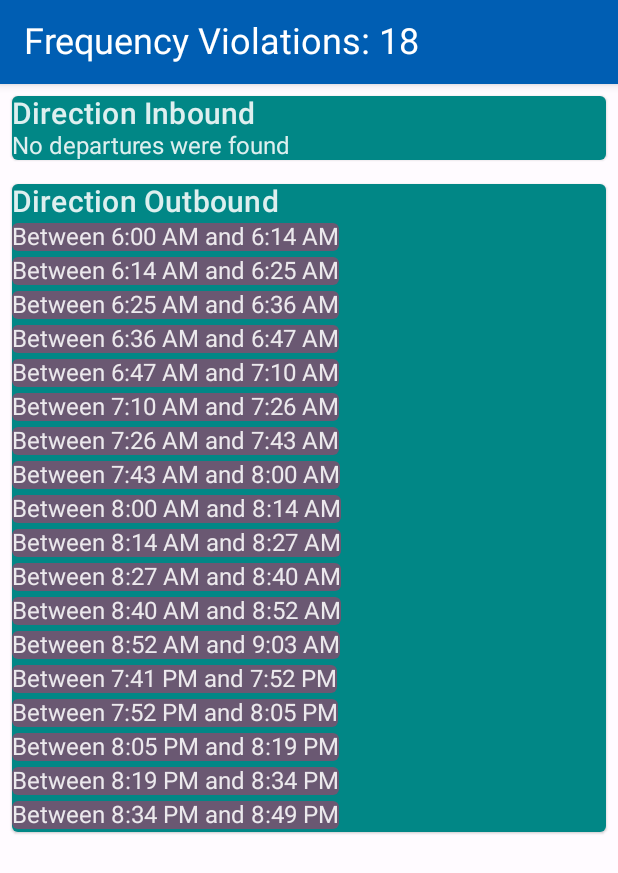
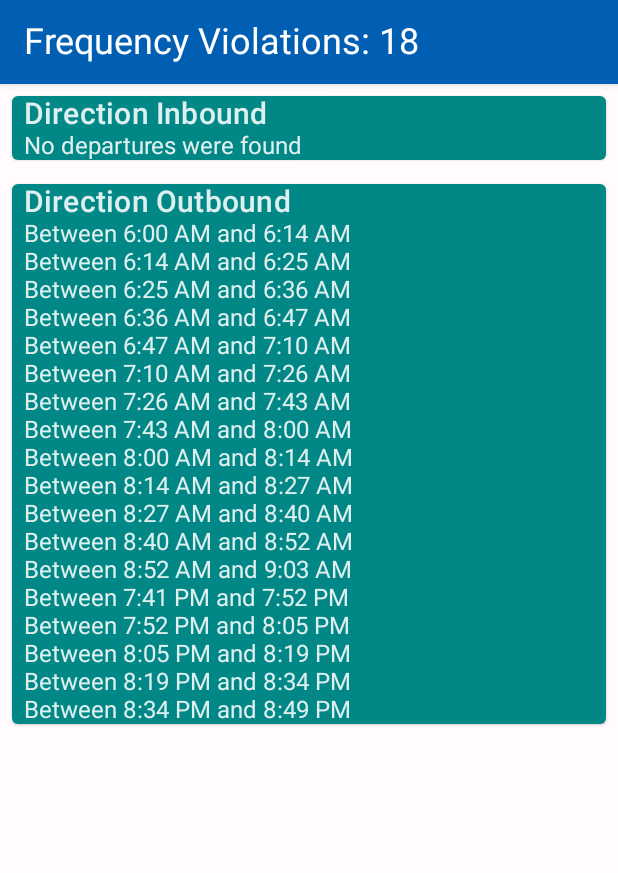
Before and after one commit to alandovskis/mobilispect, an Android app built with Jetpack Compose: the screen it shows after launch (MainActivity), after a tap on "18", on a phone screen of 412 x 824 dp. Shown: the top 873 px of the screen. Run offline under Robolectric (Android 15) with nearby library versions, the phone set to English and light mode, and no system bars; our stand-ins replace Dagger/Hilt's generated code, Room's generated code, livedata-compose.

Commit message:
Card: Add padding inside

```diff
--- a/android/src/main/java/com/mobilispect/android/ui/Card.kt
+++ b/android/src/main/java/com/mobilispect/android/ui/Card.kt
@@ -19,7 +19,7 @@ fun Card(modifier: Modifier = Modifier, title: String? = null, content: @Composa
             .padding(8.dp)
     )
     {
-        Column(modifier = modifier) {
+        Column(modifier = modifier.padding(start = 8.dp, end = 8.dp)) {
             if (title != null) {
                 Text(text = title, style = MaterialTheme.typography.h6)
             }
--- a/android/src/main/java/com/mobilispect/android/ui/frequency/FrequencyViolationScreen.kt
+++ b/android/src/main/java/com/mobilispect/android/ui/frequency/FrequencyViolationScreen.kt
@@ -2,7 +2,10 @@ package com.mobilispect.android.ui.frequency
 
 import androidx.compose.foundation.layout.Column
 import androidx.compose.foundation.layout.fillMaxWidth
+import androidx.compose.foundation.layout.padding
 import androidx.compose.foundation.lazy.LazyColumn
+import androidx.compose.material.MaterialTheme
+import androidx.compose.material.Surface
 import androidx.compose.material.Text
 import androidx.compose.runtime.Composable
 import androidx.compose.runtime.getValue
@@ -12,7 +15,6 @@ import androidx.compose.ui.res.stringResource
 import androidx.hilt.navigation.compose.hiltViewModel
 import com.mobilispect.android.R
 import com.mobilispect.android.ui.Card
-import com.mobilispect.android.ui.Item
 import com.mobilispect.android.ui.ScreenFrame
 import com.mobilispect.common.data.frequency.Direction
 import com.mobilispect.common.data.routes.RouteRef
@@ -66,9 +68,7 @@ private fun FrequencyViolationCard(
                 LazyColumn {
                     for (violation in data) {
                         item {
-                            Item {
-                                Text("Between ${violation.start} and ${violation.end}")
-                            }
+                            Text("Between ${violation.start} and ${violation.end}")
                         }
                     }
                 }
```
